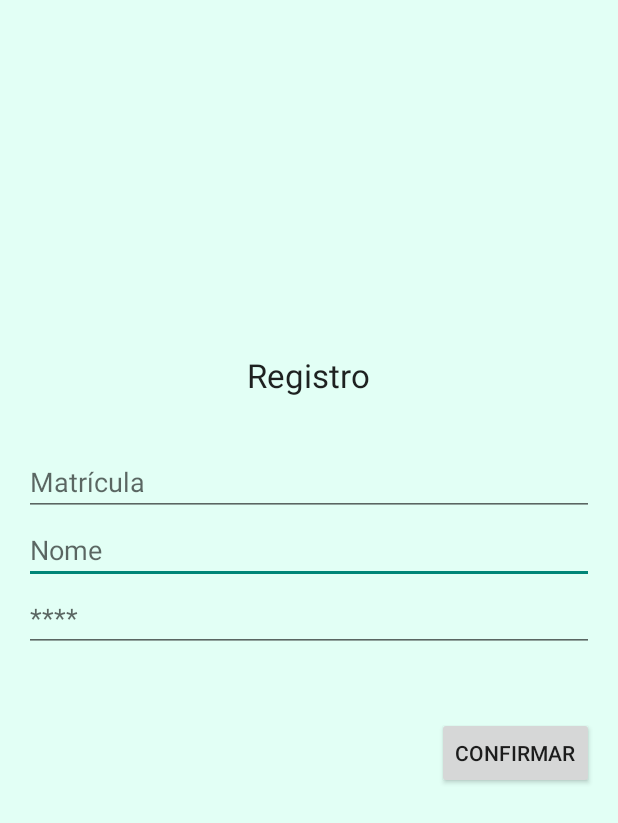
After one commit to munificentissimus/AtividadesColaborativasApp, an Android app: the layout activity_registro.xml on its own in the app's theme, with its tools: preview values and no code run, on a phone screen of 412 x 824 dp. The commit adds this screen. Shown: the top 823 px of the screen. Run offline under Robolectric (Android 15) with nearby library versions, the phone set to English and light mode, and no system bars.

```diff
--- /dev/null
+++ b/app/src/main/res/layout/activity_registro.xml
@@ -0,0 +1,68 @@
+<?xml version="1.0" encoding="utf-8"?>
+<RelativeLayout xmlns:android="http://schemas.android.com/apk/res/android"
+    xmlns:tools="http://schemas.android.com/tools" android:layout_width="match_parent"
+    android:layout_height="match_parent" android:paddingLeft="@dimen/activity_horizontal_margin"
+    android:paddingRight="@dimen/activity_horizontal_margin"
+    android:paddingTop="@dimen/activity_vertical_margin"
+    android:background="#ffe2fff5">
+
+    <EditText
+        android:layout_width="match_parent"
+        android:layout_height="wrap_content"
+        android:inputType="textPersonName"
+        android:ems="10"
+        android:id="@+id/editTextNomeRegistro"
+        android:layout_gravity="center_horizontal"
+        android:layout_above="@+id/editTextSenhaRegistro"
+        android:layout_alignParentRight="true"
+        android:layout_alignParentEnd="true"
+        android:hint="Nome" />
+
+    <EditText
+        android:layout_width="wrap_content"
+        android:layout_height="wrap_content"
+        android:inputType="textPassword"
+        android:ems="10"
+        android:id="@+id/editTextSenhaRegistro"
+        android:layout_centerVertical="true"
+        android:layout_alignParentLeft="true"
+        android:layout_alignParentStart="true"
+        android:layout_alignParentRight="true"
+        android:layout_alignParentEnd="true"
+        android:hint="****"
+        android:password="true" />
+
+    <EditText
+        android:layout_width="wrap_content"
+        android:layout_height="wrap_content"
+        android:inputType="number"
+        android:ems="10"
+        android:id="@+id/editTextMatriculaRegistro"
+        android:layout_above="@+id/editTextNomeRegistro"
+        android:layout_alignParentLeft="true"
+        android:layout_alignParentStart="true"
+        android:layout_alignParentRight="true"
+        android:layout_alignParentEnd="true"
+        android:hint="Matrícula" />
+
+    <TextView
+        android:layout_width="wrap_content"
+        android:layout_height="wrap_content"
+        android:textAppearance="?android:attr/textAppearanceLarge"
+        android:text="Registro"
+        android:id="@+id/textView"
+        android:layout_above="@+id/editTextMatriculaRegistro"
+        android:layout_centerHorizontal="true"
+        android:layout_marginBottom="34dp" />
+
+    <Button
+        style="?android:attr/buttonStyleSmall"
+        android:layout_width="wrap_content"
+        android:layout_height="wrap_content"
+        android:text="Confirmar"
+        android:id="@+id/buttonConfirmar"
+        android:layout_marginTop="43dp"
+        android:layout_below="@+id/editTextSenhaRegistro"
+        android:layout_alignParentRight="true"
+        android:layout_alignParentEnd="true" />
+</RelativeLayout>
```
Also changed, not shown: app/src/main/java/mnfc/com/br/atividadescolaborativasapp/LoginActivity.java (+56 -33 lines), app/src/main/java/mnfc/com/br/atividadescolaborativasapp/RegistroActivity.java (added, +36 -0 lines), app/src/main/java/mnfc/com/br/atividadescolaborativasapp/lib/utils/ServiceResponse.java (+9 -0 lines), app/src/main/res/layout/activity_login.xml (+6 -3 lines).
